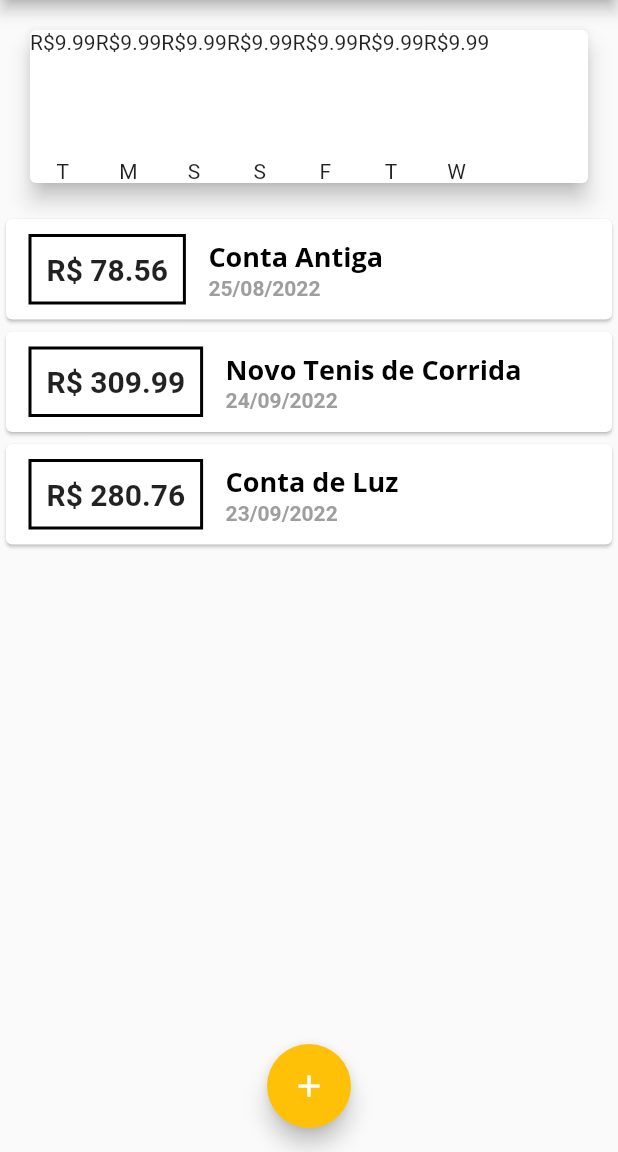
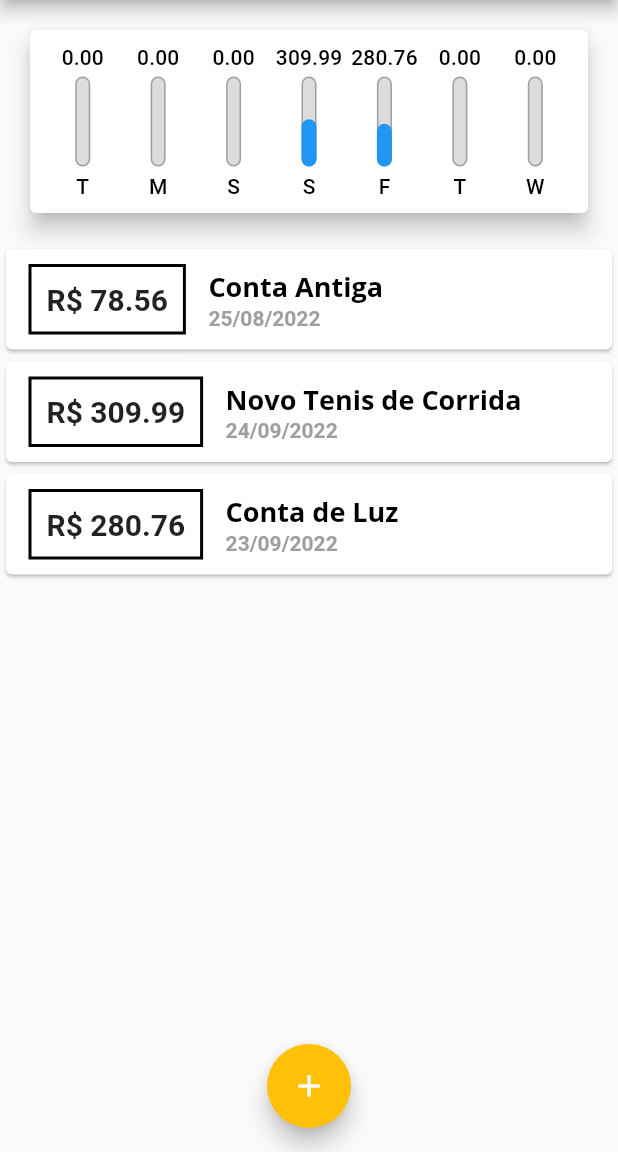
Before and after one commit to ArthurSimoesFerreira/curso-flutter, a Flutter app: the screen it shows after launch, on a phone screen of 412 x 824 dp, the part 84-1236 px from its top. Run offline on Flutter 3.47's test engine with Material 2 defaults, Android fonts, the phone set to English and light mode, and no system bars; missing offline and left inert: dart:ffi.

Commit message:
Finalização do Chart Widget Método get _weekTotalValue para pegar a soma Total dos Valores Porcentagem = valor / _weekTotalValue Primeira implementação do Flexible e FlexBox

```diff
--- a/expenses/lib/components/chart.dart
+++ b/expenses/lib/components/chart.dart
@@ -34,8 +34,16 @@ class Chart extends StatelessWidget {
           [0] -> Pega a primeira letra do dia da semana
         */
         "day": DateFormat.E().format(weekDay)[0],
-        "value": 9.99,
+        "value": totalSum,
       };
+    });
+  }
+
+  double get _weekTotalValue {
+    // função fold leva como param. um valor inicial
+    // e uma outra função que tem como param. um acumulador e um item
+    return groupedTransactions.fold(0.0, (sum, tr) {
+      return sum + double.tryParse(tr["value"].toString())!;
     });
   }
 
@@ -47,14 +55,22 @@ class Chart extends StatelessWidget {
     return Card(
       elevation: 6,
       margin: EdgeInsets.all(20),
+      child: Padding(
+        padding: const EdgeInsets.all(10),
         child: Row(
+          // Separar as colunas igualmente
+          mainAxisAlignment: MainAxisAlignment.spaceAround,
           children: groupedTransactions.map((tr) {
-          return ChartBar(
+            return Flexible(
+              fit: FlexFit.tight,
+              child: ChartBar(
                 label: tr["day"].toString(),
                 value: double.tryParse(tr["value"].toString())!,
-            percentage: 0.0,
+                percentage: (tr["value"] as double) / _weekTotalValue,
+              ),
             );
           }).toList(),
+        ),
       ),
     );
   }
--- a/expenses/lib/components/chart_bar.dart
+++ b/expenses/lib/components/chart_bar.dart
@@ -16,15 +16,49 @@ class ChartBar extends StatelessWidget {
   Widget build(BuildContext context) {
     return Column(
       children: [
-        Text("R\$${value.toStringAsFixed(2)}"),
+        FittedBox(
+          child: Text(
+            value.toStringAsFixed(2),
+            style: Theme.of(context).textTheme.titleSmall,
+          ),
+        ),
         const SizedBox(height: 5),
         Container(
           height: 60,
           width: 10,
-          child: null,
+          child: Stack(
+            // Pintar o gráfico de baixo para cima
+            alignment: Alignment.bottomCenter,
+            children: [
+              Container(
+                decoration: BoxDecoration(
+                  border: Border.all(
+                    color: Colors.grey,
+                    width: 1.0,
+                  ),
+                  color: Color.fromRGBO(220, 220, 220, 1),
+                  // Pôr a borda um pouco circular
+                  borderRadius: BorderRadius.circular(5),
+                ),
+              ),
+              // Pintar a barra
+              FractionallySizedBox(
+                heightFactor: percentage,
+                child: Container(
+                  decoration: BoxDecoration(
+                    borderRadius: BorderRadius.circular(5),
+                    color: Theme.of(context).primaryColor,
+                  ),
+                ),
+              ),
+            ],
+          ),
         ),
         const SizedBox(height: 5),
-        Text(label),
+        Text(
+          label,
+          style: Theme.of(context).textTheme.titleSmall,
+        ),
       ],
     );
   }
```
Lines whose indentation alone changed are shown as unchanged.
